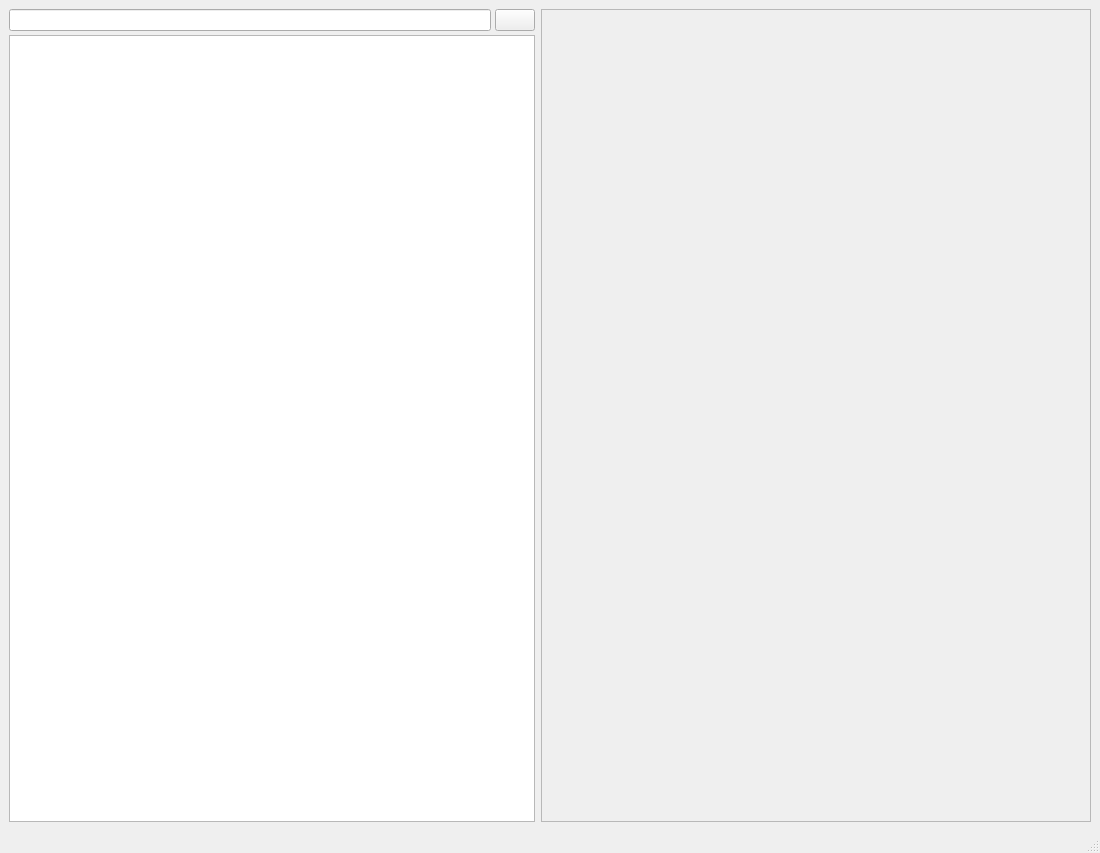
This is mainwindowpleer.ui in ConventionalHuman/Simple_music_player as Qt 5 draws it before an edit. The edited form follows.
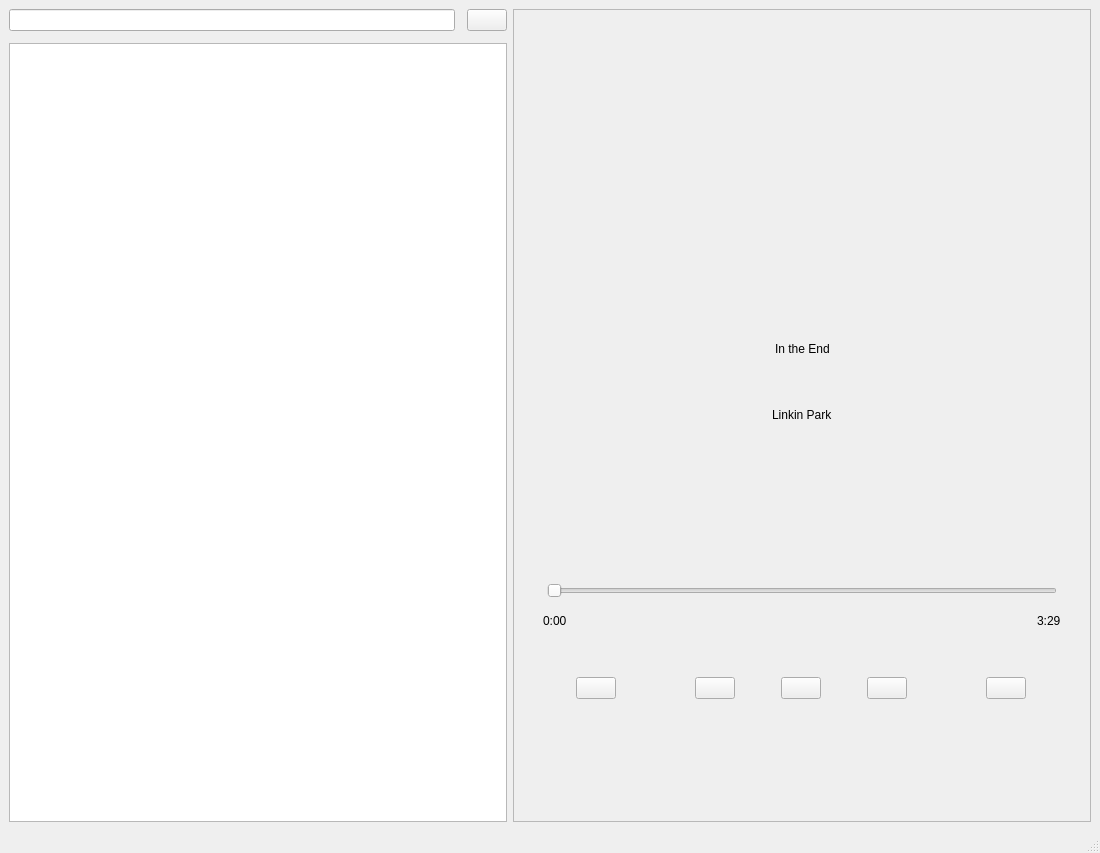
This is the edited form. Icons and pictures are not drawn.

Patch:
```diff
--- a/mainwindowpleer.ui
+++ b/mainwindowpleer.ui
@@ -35,7 +35,7 @@
       <item>
        <layout class="QVBoxLayout" name="verticalLayout">
         <property name="spacing">
-         <number>4</number>
+         <number>12</number>
         </property>
         <item>
          <layout class="QHBoxLayout" name="horizontalLayout">
@@ -90,6 +90,433 @@
         <property name="frameShadow">
          <enum>QFrame::Shadow::Raised</enum>
         </property>
+        <layout class="QGridLayout" name="gridLayout_2">
+         <item row="0" column="1">
+          <spacer name="verticalSpacer_5">
+           <property name="orientation">
+            <enum>Qt::Orientation::Vertical</enum>
+           </property>
+           <property name="sizeHint" stdset="0">
+            <size>
+             <width>20</width>
+             <height>320</height>
+            </size>
+           </property>
+          </spacer>
+         </item>
+         <item row="1" column="0">
+          <spacer name="horizontalSpacer_2">
+           <property name="orientation">
+            <enum>Qt::Orientation::Horizontal</enum>
+           </property>
+           <property name="sizeHint" stdset="0">
+            <size>
+             <width>20</width>
+             <height>20</height>
+            </size>
+           </property>
+          </spacer>
+         </item>
+         <item row="1" column="1">
+          <layout class="QVBoxLayout" name="verticalLayout_2">
+           <item>
+            <layout class="QHBoxLayout" name="horizontalLayout_5">
+             <item>
+              <spacer name="horizontalSpacerLabelTitle1">
+               <property name="orientation">
+                <enum>Qt::Orientation::Horizontal</enum>
+               </property>
+               <property name="sizeHint" stdset="0">
+                <size>
+                 <width>40</width>
+                 <height>20</height>
+                </size>
+               </property>
+              </spacer>
+             </item>
+             <item>
+              <widget class="QLabel" name="labelTitle">
+               <property name="text">
+                <string>In the End</string>
+               </property>
+              </widget>
+             </item>
+             <item>
+              <spacer name="horizontalSpacerLabelTitle2">
+               <property name="orientation">
+                <enum>Qt::Orientation::Horizontal</enum>
+               </property>
+               <property name="sizeHint" stdset="0">
+                <size>
+                 <width>40</width>
+                 <height>20</height>
+                </size>
+               </property>
+              </spacer>
+             </item>
+            </layout>
+           </item>
+           <item>
+            <spacer name="verticalSpacer_4">
+             <property name="orientation">
+              <enum>Qt::Orientation::Vertical</enum>
+             </property>
+             <property name="sizeHint" stdset="0">
+              <size>
+               <width>20</width>
+               <height>40</height>
+              </size>
+             </property>
+            </spacer>
+           </item>
+           <item>
+            <layout class="QHBoxLayout" name="horizontalLayout_6">
+             <item>
+              <spacer name="horizontalSpacerLabelArtist1">
+               <property name="orientation">
+                <enum>Qt::Orientation::Horizontal</enum>
+               </property>
+               <property name="sizeHint" stdset="0">
+                <size>
+                 <width>40</width>
+                 <height>20</height>
+                </size>
+               </property>
+              </spacer>
+             </item>
+             <item>
+              <widget class="QLabel" name="labelArtist">
+               <property name="text">
+                <string>Linkin Park</string>
+               </property>
+              </widget>
+             </item>
+             <item>
+              <spacer name="horizontalSpacerLabelArtist2">
+               <property name="orientation">
+                <enum>Qt::Orientation::Horizontal</enum>
+               </property>
+               <property name="sizeHint" stdset="0">
+                <size>
+                 <width>40</width>
+                 <height>20</height>
+                </size>
+               </property>
+              </spacer>
+             </item>
+            </layout>
+           </item>
+           <item>
+            <spacer name="verticalSpacer_3">
+             <property name="orientation">
+              <enum>Qt::Orientation::Vertical</enum>
+             </property>
+             <property name="sizeHint" stdset="0">
+              <size>
+               <width>20</width>
+               <height>150</height>
+              </size>
+             </property>
+            </spacer>
+           </item>
+           <item>
+            <layout class="QHBoxLayout" name="horizontalLayout_7">
+             <item>
+              <spacer name="horizontalSpacerSlider1">
+               <property name="orientation">
+                <enum>Qt::Orientation::Horizontal</enum>
+               </property>
+               <property name="sizeHint" stdset="0">
+                <size>
+                 <width>0</width>
+                 <height>20</height>
+                </size>
+               </property>
+              </spacer>
+             </item>
+             <item>
+              <widget class="QSlider" name="horizontalSlider">
+               <property name="minimumSize">
+                <size>
+                 <width>510</width>
+                 <height>0</height>
+                </size>
+               </property>
+               <property name="orientation">
+                <enum>Qt::Orientation::Horizontal</enum>
+               </property>
+              </widget>
+             </item>
+             <item>
+              <spacer name="horizontalSpacerSlider2">
+               <property name="orientation">
+                <enum>Qt::Orientation::Horizontal</enum>
+               </property>
+               <property name="sizeHint" stdset="0">
+                <size>
+                 <width>0</width>
+                 <height>20</height>
+                </size>
+               </property>
+              </spacer>
+             </item>
+            </layout>
+           </item>
+           <item>
+            <spacer name="verticalSpacer_2">
+             <property name="orientation">
+              <enum>Qt::Orientation::Vertical</enum>
+             </property>
+             <property name="sizeHint" stdset="0">
+              <size>
+               <width>20</width>
+               <height>4</height>
+              </size>
+             </property>
+            </spacer>
+           </item>
+           <item>
+            <layout class="QHBoxLayout" name="horizontalLayout_8">
+             <item>
+              <spacer name="horizontalSpacerLabelSlider1">
+               <property name="orientation">
+                <enum>Qt::Orientation::Horizontal</enum>
+               </property>
+               <property name="sizeHint" stdset="0">
+                <size>
+                 <width>0</width>
+                 <height>20</height>
+                </size>
+               </property>
+              </spacer>
+             </item>
+             <item>
+              <widget class="QLabel" name="LabelBegin">
+               <property name="text">
+                <string>0:00</string>
+               </property>
+              </widget>
+             </item>
+             <item>
+              <spacer name="horizontalSpacerLabelSlider2">
+               <property name="orientation">
+                <enum>Qt::Orientation::Horizontal</enum>
+               </property>
+               <property name="sizeHint" stdset="0">
+                <size>
+                 <width>464</width>
+                 <height>20</height>
+                </size>
+               </property>
+              </spacer>
+             </item>
+             <item>
+              <widget class="QLabel" name="labelEnd">
+               <property name="text">
+                <string>3:29</string>
+               </property>
+              </widget>
+             </item>
+             <item>
+              <spacer name="horizontalSpacerLabelSlider3">
+               <property name="orientation">
+                <enum>Qt::Orientation::Horizontal</enum>
+               </property>
+               <property name="sizeHint" stdset="0">
+                <size>
+                 <width>0</width>
+                 <height>20</height>
+                </size>
+               </property>
+              </spacer>
+             </item>
+            </layout>
+           </item>
+           <item>
+            <spacer name="verticalSpacer">
+             <property name="orientation">
+              <enum>Qt::Orientation::Vertical</enum>
+             </property>
+             <property name="sizeHint" stdset="0">
+              <size>
+               <width>20</width>
+               <height>40</height>
+              </size>
+             </property>
+            </spacer>
+           </item>
+           <item>
+            <layout class="QHBoxLayout" name="horizontalLayout_4">
+             <item>
+              <widget class="QPushButton" name="pushButtonCircle">
+               <property name="maximumSize">
+                <size>
+                 <width>40</width>
+                 <height>40</height>
+                </size>
+               </property>
+               <property name="text">
+                <string/>
+               </property>
+              </widget>
+             </item>
+             <item>
+              <spacer name="horizontalSpacerButton1">
+               <property name="orientation">
+                <enum>Qt::Orientation::Horizontal</enum>
+               </property>
+               <property name="sizeType">
+                <enum>QSizePolicy::Policy::Fixed</enum>
+               </property>
+               <property name="sizeHint" stdset="0">
+                <size>
+                 <width>40</width>
+                 <height>20</height>
+                </size>
+               </property>
+              </spacer>
+             </item>
+             <item>
+              <layout class="QHBoxLayout" name="horizontalLayout_3">
+               <item>
+                <widget class="QPushButton" name="pushButtonPrev">
+                 <property name="maximumSize">
+                  <size>
+                   <width>40</width>
+                   <height>40</height>
+                  </size>
+                 </property>
+                 <property name="baseSize">
+                  <size>
+                   <width>0</width>
+                   <height>0</height>
+                  </size>
+                 </property>
+                 <property name="text">
+                  <string/>
+                 </property>
+                </widget>
+               </item>
+               <item>
+                <spacer name="horizontalSpacerButton2">
+                 <property name="orientation">
+                  <enum>Qt::Orientation::Horizontal</enum>
+                 </property>
+                 <property name="sizeType">
+                  <enum>QSizePolicy::Policy::Fixed</enum>
+                 </property>
+                 <property name="sizeHint" stdset="0">
+                  <size>
+                   <width>40</width>
+                   <height>20</height>
+                  </size>
+                 </property>
+                </spacer>
+               </item>
+               <item>
+                <widget class="QPushButton" name="pushButtonPlay">
+                 <property name="maximumSize">
+                  <size>
+                   <width>40</width>
+                   <height>40</height>
+                  </size>
+                 </property>
+                 <property name="text">
+                  <string/>
+                 </property>
+                </widget>
+               </item>
+               <item>
+                <spacer name="horizontalSpacerButton3">
+                 <property name="orientation">
+                  <enum>Qt::Orientation::Horizontal</enum>
+                 </property>
+                 <property name="sizeType">
+                  <enum>QSizePolicy::Policy::Fixed</enum>
+                 </property>
+                 <property name="sizeHint" stdset="0">
+                  <size>
+                   <width>40</width>
+                   <height>20</height>
+                  </size>
+                 </property>
+                </spacer>
+               </item>
+               <item>
+                <widget class="QPushButton" name="pushButtonNext">
+                 <property name="maximumSize">
+                  <size>
+                   <width>40</width>
+                   <height>40</height>
+                  </size>
+                 </property>
+                 <property name="text">
+                  <string/>
+                 </property>
+                </widget>
+               </item>
+              </layout>
+             </item>
+             <item>
+              <spacer name="horizontalSpacerButton4">
+               <property name="orientation">
+                <enum>Qt::Orientation::Horizontal</enum>
+               </property>
+               <property name="sizeType">
+                <enum>QSizePolicy::Policy::Fixed</enum>
+               </property>
+               <property name="sizeHint" stdset="0">
+                <size>
+                 <width>40</width>
+                 <height>20</height>
+                </size>
+               </property>
+              </spacer>
+             </item>
+             <item>
+              <widget class="QPushButton" name="pushButtonRandom">
+               <property name="maximumSize">
+                <size>
+                 <width>40</width>
+                 <height>40</height>
+                </size>
+               </property>
+               <property name="text">
+                <string/>
+               </property>
+              </widget>
+             </item>
+            </layout>
+           </item>
+          </layout>
+         </item>
+         <item row="1" column="2">
+          <spacer name="horizontalSpacer">
+           <property name="orientation">
+            <enum>Qt::Orientation::Horizontal</enum>
+           </property>
+           <property name="sizeHint" stdset="0">
+            <size>
+             <width>20</width>
+             <height>20</height>
+            </size>
+           </property>
+          </spacer>
+         </item>
+         <item row="2" column="1">
+          <spacer name="verticalSpacer_6">
+           <property name="orientation">
+            <enum>Qt::Orientation::Vertical</enum>
+           </property>
+           <property name="sizeHint" stdset="0">
+            <size>
+             <width>20</width>
+             <height>72</height>
+            </size>
+           </property>
+          </spacer>
+         </item>
+        </layout>
        </widget>
       </item>
      </layout>
```
